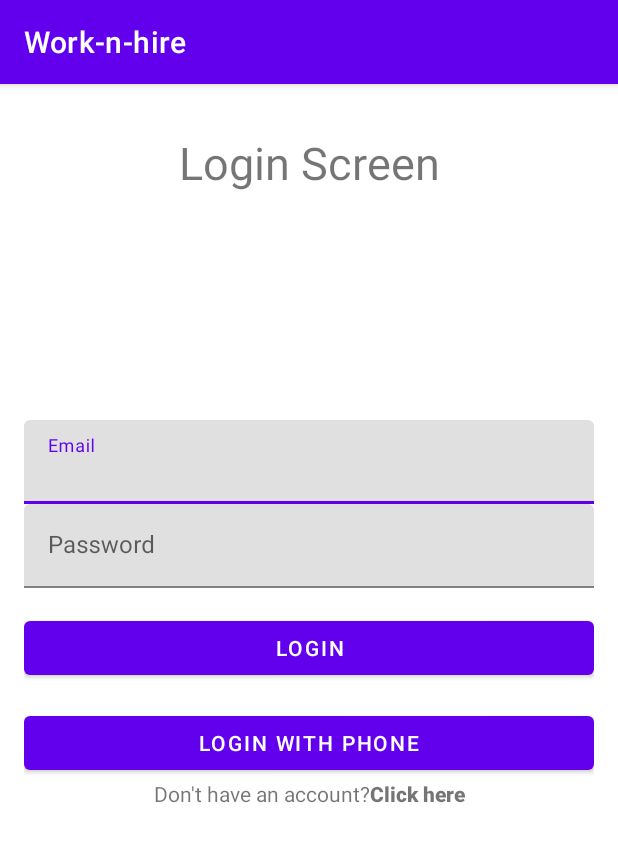
After one commit to NajotTa-lim-Android2/Work-n-hire, an Android app: the AuthenticationActivity screen opened directly, with no data from a screen before it, on a phone screen of 412 x 824 dp. The commit adds this screen. Shown: the top 842 px of the screen. Run offline under Robolectric (Android 15) with nearby library versions, the phone set to English and light mode, and no system bars; our stand-ins replace Firebase (no records; nobody signed in at launch, a user with empty details on screens opened directly).

Commit message:
authentication through email added, need to fix phone verification

```diff
--- a/app/src/main/AndroidManifest.xml
+++ b/app/src/main/AndroidManifest.xml
@@ -9,6 +9,7 @@
         android:roundIcon="@mipmap/ic_launcher_round"
         android:supportsRtl="true"
         android:theme="@style/Theme.Worknhire">
+        <activity android:name=".AuthenticationActivity"></activity>
         <activity android:name=".MainActivity">
             <intent-filter>
                 <action android:name="android.intent.action.MAIN" />
--- /dev/null
+++ b/app/src/main/java/uz/najottalim/work_n_hire/AuthenticationActivity.kt
@@ -0,0 +1,25 @@
+package uz.najottalim.work_n_hire
+
+import androidx.appcompat.app.AppCompatActivity
+import android.os.Bundle
+import androidx.fragment.app.Fragment
+
+class AuthenticationActivity : AppCompatActivity() {
+    override fun onCreate(savedInstanceState: Bundle?) {
+        super.onCreate(savedInstanceState)
+        setContentView(R.layout.activity_authentication)
+
+        if(savedInstanceState == null) { // initial transaction should be wrapped like this
+            showFragment(LoginFragment())
+        }
+
+
+    }
+
+    fun showFragment(fragment: Fragment){
+        supportFragmentManager.beginTransaction()
+            .replace(R.id.main_fLayout, fragment)
+            .commit()
+    }
+
+}
--- /dev/null
+++ b/app/src/main/res/layout/activity_authentication.xml
@@ -0,0 +1,15 @@
+<?xml version="1.0" encoding="utf-8"?>
+<androidx.constraintlayout.widget.ConstraintLayout xmlns:android="http://schemas.android.com/apk/res/android"
+    xmlns:app="http://schemas.android.com/apk/res-auto"
+    xmlns:tools="http://schemas.android.com/tools"
+    android:layout_width="match_parent"
+    android:layout_height="match_parent"
+    tools:context=".AuthenticationActivity"
+    android:id="@+id/main_cLayout">
+
+    <FrameLayout
+        android:id="@+id/main_fLayout"
+        android:layout_width="match_parent"
+        android:layout_height="match_parent"/>
+
+</androidx.constraintlayout.widget.ConstraintLayout>
--- /dev/null
+++ b/app/src/main/res/layout/fragment_login.xml
@@ -0,0 +1,104 @@
+<?xml version="1.0" encoding="utf-8"?>
+<androidx.constraintlayout.widget.ConstraintLayout xmlns:android="http://schemas.android.com/apk/res/android"
+    xmlns:tools="http://schemas.android.com/tools"
+    android:layout_width="match_parent"
+    android:layout_height="match_parent"
+    xmlns:app="http://schemas.android.com/apk/res-auto"
+    tools:context=".LoginFragment"
+    android:id="@+id/login_layout"
+    android:padding="16dp">
+
+    <TextView
+        android:id="@+id/title"
+        android:layout_width="wrap_content"
+        android:layout_height="wrap_content"
+        android:text="Login Screen"
+        app:layout_constraintStart_toStartOf="parent"
+        app:layout_constraintEnd_toEndOf="parent"
+        app:layout_constraintTop_toTopOf="parent"
+        android:textSize="30dp"
+        android:padding="16dp"/>
+
+    <com.google.android.material.textfield.TextInputLayout
+        android:id="@+id/til_loginEmail"
+        android:layout_width="match_parent"
+        android:layout_height="wrap_content"
+        app:layout_constraintStart_toStartOf="parent"
+        app:layout_constraintEnd_toEndOf="parent"
+        android:hint="Email"
+        app:layout_constraintTop_toBottomOf="@id/title"
+        app:layout_constraintBottom_toTopOf="@id/btn_loginWithPhone">
+
+        <EditText
+            android:id="@+id/login_email"
+            android:layout_width="match_parent"
+            android:layout_height="wrap_content"
+            android:inputType="textEmailAddress"
+            tools:text="sanjarqodirjanov@gmail.com"/>
+
+    </com.google.android.material.textfield.TextInputLayout>
+
+    <com.google.android.material.textfield.TextInputLayout
+        android:id="@+id/til_loginPassword"
+        android:layout_width="match_parent"
+        android:layout_height="wrap_content"
+        app:layout_constraintStart_toStartOf="parent"
+        app:layout_constraintEnd_toEndOf="parent"
+        android:hint="Password"
+        app:layout_constraintTop_toBottomOf="@id/til_loginEmail">
+
+        <EditText
+            android:id="@+id/login_password"
+            android:layout_width="match_parent"
+            android:layout_height="wrap_content"
+            android:inputType="textPassword"
+            tools:text="hunterxhunter"/>
+
+    </com.google.android.material.textfield.TextInputLayout>
+
+
+
+
+    <Button
+        android:id="@+id/login"
+        android:layout_width="match_parent"
+        android:layout_height="wrap_content"
+        android:text="login"
+        app:layout_constraintTop_toBottomOf="@id/til_loginPassword"
+        android:layout_marginTop="16dp"
+        app:layout_constraintStart_toStartOf="parent"
+        app:layout_constraintEnd_toEndOf="parent"/>
+
+    <Button
+        android:id="@+id/btn_loginWithPhone"
+        android:layout_width="match_parent"
+        android:layout_height="wrap_content"
+        app:layout_constraintTop_toBottomOf="@id/login"
+        android:text="login with phone"
+        app:layout_constraintStart_toStartOf="parent"
+        app:layout_constraintEnd_toEndOf="parent"
+        android:layout_marginTop="15dp"/>
+
+    <TextView
+        android:id="@+id/text_dont"
+        android:layout_width="wrap_content"
+        android:layout_height="wrap_content"
+        android:text="Don't have an account?"
+        app:layout_constraintTop_toBottomOf="@id/btn_loginWithPhone"
+        app:layout_constraintEnd_toStartOf="@id/txt_goToRegister"
+        app:layout_constraintHorizontal_chainStyle="packed"
+        app:layout_constraintStart_toStartOf="parent"/>
+
+    <TextView
+        android:id="@+id/txt_goToRegister"
+        android:layout_width="wrap_content"
+        android:layout_height="wrap_content"
+        android:text="Click here"
+        android:clickable="true"
+        android:fontFamily="sans-serif-black"
+        app:layout_constraintTop_toBottomOf="@id/btn_loginWithPhone"
+        app:layout_constraintStart_toEndOf="@id/text_dont"
+        app:layout_constraintEnd_toEndOf="parent"/>
+
+
+</androidx.constraintlayout.widget.ConstraintLayout>
--- a/app/src/main/res/values/strings.xml
+++ b/app/src/main/res/values/strings.xml
@@ -1,3 +1,5 @@
 <resources>
     <string name="app_name">Work-n-hire</string>
+    <!-- TODO: Remove or change this placeholder text -->
+    <string name="hello_blank_fragment">Hello blank fragment</string>
 </resources>
--- a/build.gradle
+++ b/build.gradle
@@ -8,6 +8,7 @@ buildscript {
     dependencies {
         classpath "com.android.tools.build:gradle:4.2.1"
         classpath "org.jetbrains.kotlin:kotlin-gradle-plugin:$kotlin_version"
+        classpath 'com.google.gms:google-services:4.3.8'
 
         // NOTE: Do not place your application dependencies here; they belong
         // in the individual module build.gradle files
```
Also changed, not shown: app/build.gradle (+16 -0 lines), app/src/main/java/uz/najottalim/work_n_hire/LoginFragment.kt (added, +111 -0 lines), app/src/main/java/uz/najottalim/work_n_hire/PhoneVerificationFragment.kt (added, +204 -0 lines), app/src/main/java/uz/najottalim/work_n_hire/RegisterFragment.kt (added, +93 -0 lines), app/src/main/res/layout/fragment_phone_verification.xml (added, +60 -0 lines), app/src/main/res/layout/fragment_register.xml (added, +102 -0 lines).
